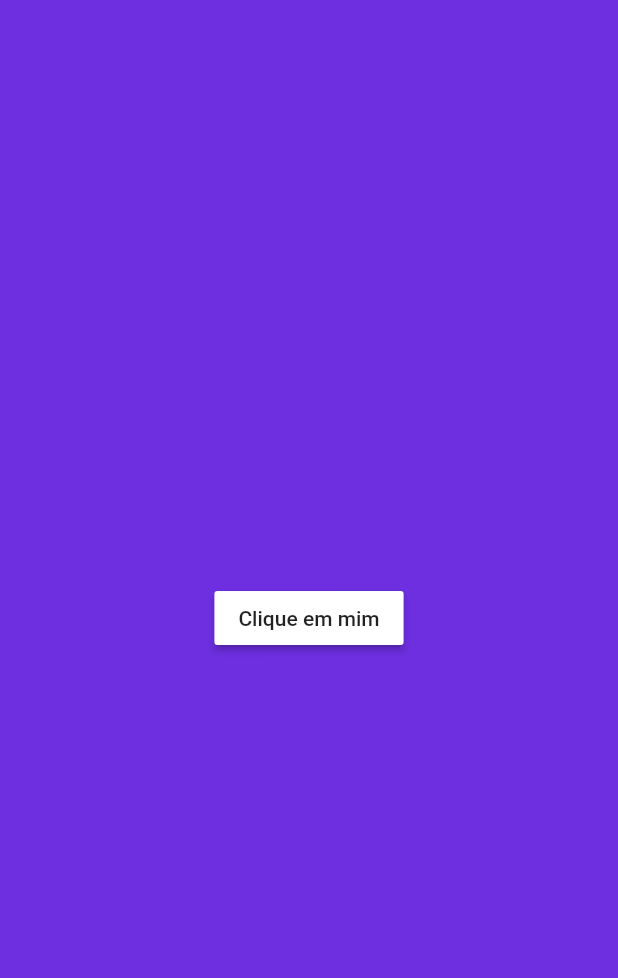
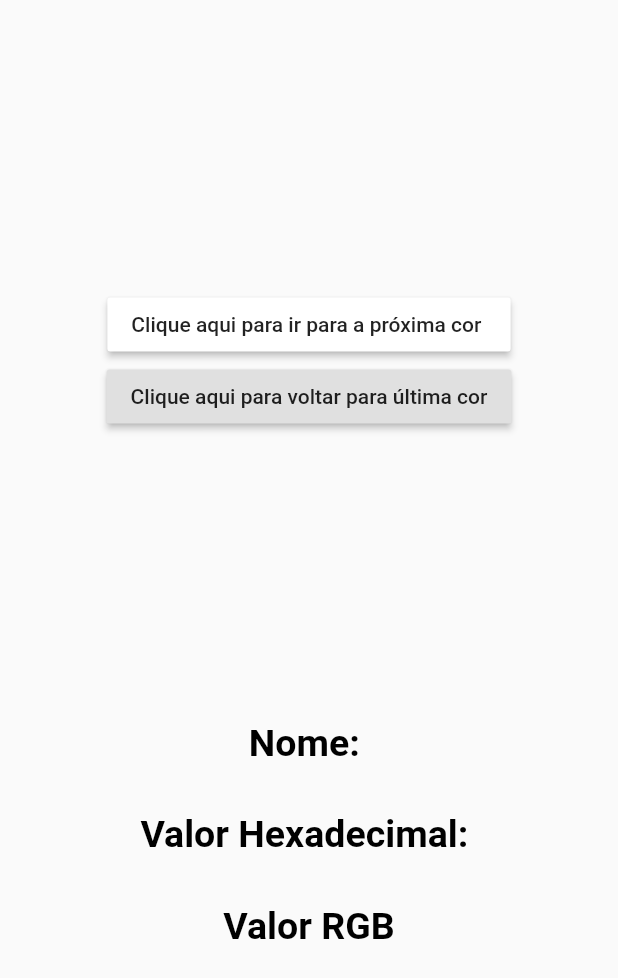
Before and after one commit to Luis-Honorato/Cores_layout, a Flutter app: the screen it shows after launch, on a phone screen of 412 x 824 dp. Shown: the top 978 px of the screen. Run offline on Flutter 3.47's test engine with Material 2 defaults, Android fonts, the phone set to English and light mode, and no system bars.

Commit message:
Update main.dart

```diff
--- a/lib/main.dart
+++ b/lib/main.dart
@@ -19,7 +19,9 @@ class Home extends StatefulWidget {
 
 class _HomeState extends State<Home> {
 
-  var _corPadrao = Color.fromARGB(255, 109, 47, 224);
+  var _corTextos = Colors.black;
+
+  var _corAtual = Color.fromRGBO(250, 250 ,250 , 1);
 
   List _cores = [
     Color.fromRGBO(250, 250 ,250 , 1),
@@ -154,43 +156,113 @@ class _HomeState extends State<Home> {
 
   ];
 
-  void _amuentaCor(){
-    for(int c = 0 ; c <= _cores.length ; c++){
-      var _corAtual = _cores[c];
+  List _nomes = [
 
-    }
-  }
+  ];
 
-  void _diminuiCor(){
-    for(int c = 0 ; c <= _cores.length ; c--){
-      var _corAtual = _cores[c];
+  List _valorHex = [
 
-    }
-  }
+  ];
+
+  List _valorRGB = [
+
+  ];
+
+  int _numCor = 0;
 
   @override
   Widget build(BuildContext context) {
     return Scaffold(
-      backgroundColor: _corPadrao,
+      backgroundColor: _cores[_numCor],
       body: Center(
           child: Column(
 
-          mainAxisAlignment: MainAxisAlignment.center,
+          mainAxisAlignment: MainAxisAlignment.spaceEvenly,
           crossAxisAlignment: CrossAxisAlignment.center,
 
           children: <Widget> [
 
+            Container(
+              child: Column(
+                children: <Widget> [
                   RaisedButton(
+                    color: Colors.white,
+                    child: Text(
+                      "Clique aqui para ir para a próxima cor "
+                      ),
+
                       onPressed: () {
                       setState(() {
-                  _amuentaCor();
+                        if(_numCor == 128) _numCor = 0;
+                        else _numCor++;
+
+                        if(_numCor == 26) _corTextos = Colors.white;
+                        else _corTextos = Colors.black;
                       });
                     },
-              color: Colors.white,
+
+                  ),
+                  RaisedButton(
+
                     child: Text(
-                "Clique em mim"
+                      "Clique aqui para voltar para última cor"
                       ),
+
+                    onPressed: () {
+                      setState(() {
+                        if(_numCor == 0) _numCor = 128;
+                        else _numCor -= 1;
+
+                        if(_numCor == 26) _corTextos = Colors.white;
+                        else _corTextos = Colors.black;
+                      });
+                    },
+
+                    ),
+                ],
+              ),
+            ),
+
+              Container(
+                child: Column(
+
+                  children: <Widget> [
+
+                    Text(
+                      "Nome: ",
+                      style: TextStyle(
+                        color: _corTextos,
+                        fontSize: 25,
+                        fontWeight: FontWeight.bold
                       )
+                      ),
+
+                    Padding(padding: EdgeInsets.all(16)),
+
+                    Text(
+                      "Valor Hexadecimal: ",
+                       style: TextStyle(
+                        color: _corTextos,
+                        fontSize: 25,
+                        fontWeight: FontWeight.bold
+                      )
+                      ),
+
+                    Padding(padding: EdgeInsets.all(16)),
+
+                    Text(
+                      "Valor RGB",
+                       style: TextStyle(
+                        color: _corTextos,
+                        fontSize: 25,
+                        fontWeight: FontWeight.bold
+                      )
+                      ),
+                  ],
+                ),
+
+              )
+
           ],
         ),
       )
```
Lines whose indentation alone changed are shown as unchanged.
